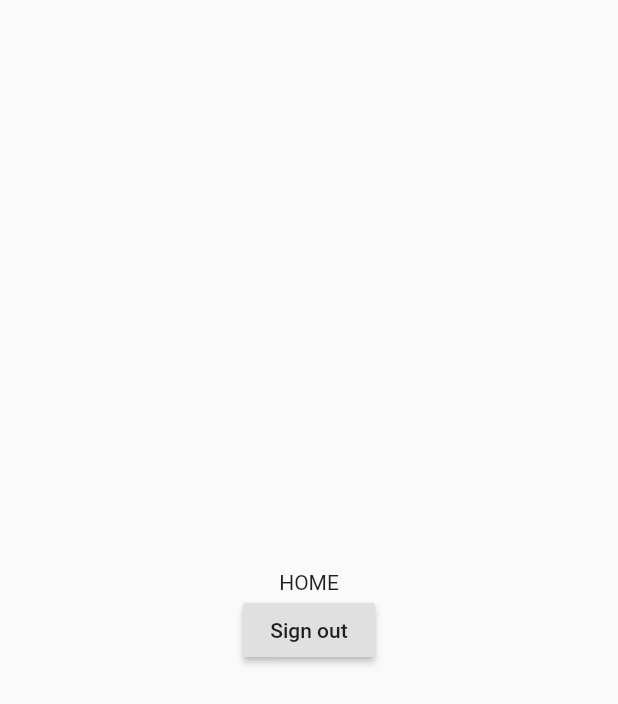
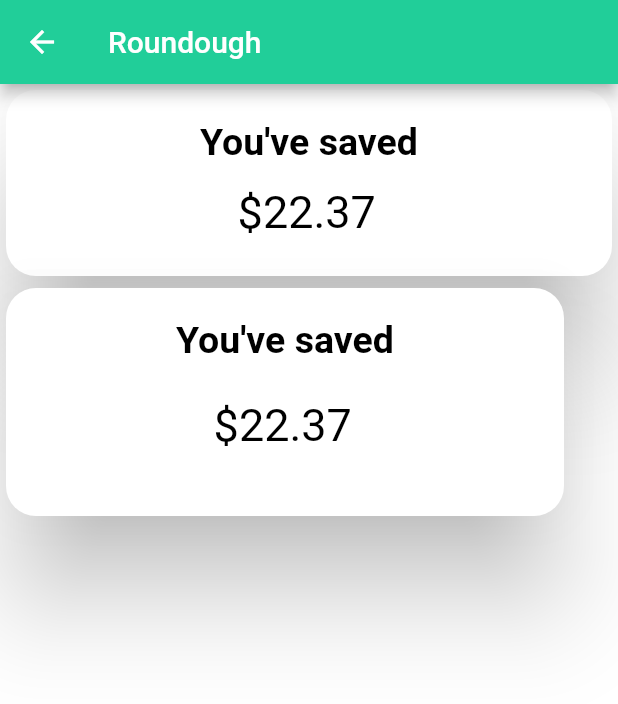
Before and after one commit to adamhirani/RounDough, a Flutter app: the HomePage screen opened directly, on a phone screen of 412 x 824 dp. Shown: the top 704 px of the screen. Run offline on Flutter 3.47's test engine with Material 2 defaults, Android fonts, the phone set to English and light mode, and no system bars; our stand-ins replace email_validator, firebase_auth, firebase_core; accounts and stored records are empty; Roboto replaces fonts that are missing (Montserrat).

Commit message:
updating homepage

```diff
--- a/roundough/lib/UIcolors.dart
+++ b/roundough/lib/UIcolors.dart
@@ -8,5 +8,6 @@ class UIColors {
   static const Color primaryColor = Color(0xFF21CE99);
   static const Color whiteish = Color(0xFFFFFFFF);
   static const Color errorRed = Color(0xFFff3b3b);
+  static const Color fontColor = Color(0xFF525252);
 
 }
--- a/roundough/lib/homepage.dart
+++ b/roundough/lib/homepage.dart
@@ -1,3 +1,4 @@
+import 'package:roundough/UIcolors.dart';
 import 'package:roundough/authentication_service.dart';
 import 'package:flutter/material.dart';
 import 'package:provider/provider.dart';
@@ -5,8 +6,107 @@ import 'package:provider/provider.dart';
 class HomePage extends StatelessWidget {
   @override
   Widget build(BuildContext context) {
-    return Scaffold(
-      body: Center(
+    return new Scaffold(
+      appBar: AppBar(
+        title: Text("Roundough"),
+        backgroundColor: UIColors.primaryColor,
+      ),
+      resizeToAvoidBottomPadding: false,
+      backgroundColor: UIColors.whiteish,
+      body: Column(
+          //mainAxisAlignment: MainAxisAlignment.center,
+          crossAxisAlignment: CrossAxisAlignment.start,
+          children: <Widget>[
+            Container(
+                alignment: Alignment.center,
+                //height: 60,
+                //width: 400,
+                child: Card(
+                    color: UIColors.whiteish,
+                    elevation: 30,
+                    shape: RoundedRectangleBorder(
+                        borderRadius: BorderRadius.circular(20.0)),
+                    child: Center(
+                        child: Column(
+                            crossAxisAlignment: CrossAxisAlignment.start,
+                            children: <Widget>[
+                          Container(
+                              padding: EdgeInsets.only(top: 20.0),
+                              child: Text(
+                                "You've saved",
+                                style: TextStyle(
+                                  color: Colors.black,
+                                  fontFamily: 'Montserrat',
+                                  fontWeight: FontWeight.bold,
+                                  fontSize: 25,
+                                ),
+                              )),
+                          Container(
+
+                              padding: EdgeInsets.only(
+                                  top: 15.0,
+                                  left: 25.0,
+                                  right: 10.0,
+                                  bottom: 25),
+                              child: Text(
+                                "\$22.37",
+                                style: TextStyle(
+                                  color: Colors.black,
+                                  fontFamily: 'Montserrat',
+                                  fontWeight: FontWeight.normal,
+                                  fontSize: 30
+                                ),
+                              )),
+                        ])))),
+                        Container(
+                //alignment: Alignment.center,
+                height: 160,
+                width: 380,
+                child: Card(
+                    color: UIColors.whiteish,
+                    elevation: 30,
+                    shape: RoundedRectangleBorder(
+                        borderRadius: BorderRadius.circular(20.0)),
+                    child: Center(
+                        child: Column(
+                            crossAxisAlignment: CrossAxisAlignment.start,
+                            children: <Widget>[
+                          Container(
+                              padding: EdgeInsets.only(top: 20.0),
+                              child: Text(
+                                "You've saved",
+                                style: TextStyle(
+                                  color: Colors.black,
+                                  fontFamily: 'Montserrat',
+                                  fontWeight: FontWeight.bold,
+                                  fontSize: 25,
+                                ),
+                              )),
+                          Container(
+
+                              padding: EdgeInsets.only(
+                                  top: 25.0,
+                                  left: 25.0,
+                                  right: 10.0,
+                                  bottom: 25),
+                              child: Text(
+                                "\$22.37",
+                                style: TextStyle(
+                                  color: Colors.black,
+                                  fontFamily: 'Montserrat',
+                                  fontWeight: FontWeight.normal,
+                                  fontSize: 30
+                                ),
+                              )),
+                        ]))))
+          ]),
+    );
+  }
+}
+
+/*
+Column(crossAxisAlignment: CrossAxisAlignment.start, children: <
+            Widget>[Center(
         child: Column(
           mainAxisAlignment: MainAxisAlignment.center,
           children: [
@@ -19,7 +119,8 @@ class HomePage extends StatelessWidget {
             ),
           ],
         ),
-      ),
-    );
-  }
-}
+      ),]
+
+
+    )
+*/
--- a/roundough/lib/main.dart
+++ b/roundough/lib/main.dart
@@ -1,5 +1,6 @@
 import 'package:roundough/authentication_service.dart';
 import 'package:roundough/homepage.dart';
+import 'package:roundough/homepage2.dart';
 import 'package:roundough/signInPage.dart';
 import 'package:firebase_auth/firebase_auth.dart';
 import 'package:flutter/material.dart';
@@ -46,7 +47,7 @@ class AuthenticationWrapper extends StatelessWidget {
     final firebaseUser = context.watch<User>();
 
     if ((firebaseUser != null) && firebaseUser.emailVerified == true) {
-      return HomePage();
+      return HomePage2();
     }
     return SignInPage();
   }
```
Also changed, not shown: roundough/lib/homepage2.dart (added, +75 -0 lines), roundough/lib/verifyEmail.dart (+8 -7 lines).
